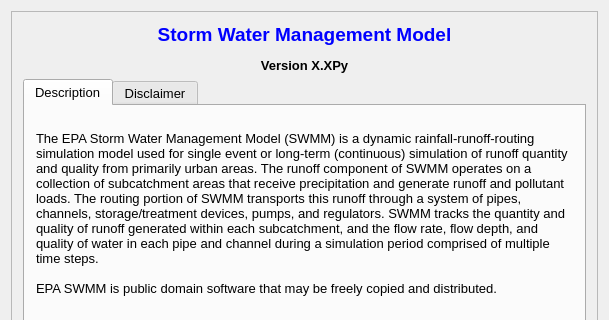
Above: src/ui/SWMM/frmAboutDesigner.ui from USEPA/SWMM-EPANET_User_Interface before the change; both pictures show x 0 to 609 and y 0 to 320 of the 609 by 465 pixel window. Below: the same form after it.
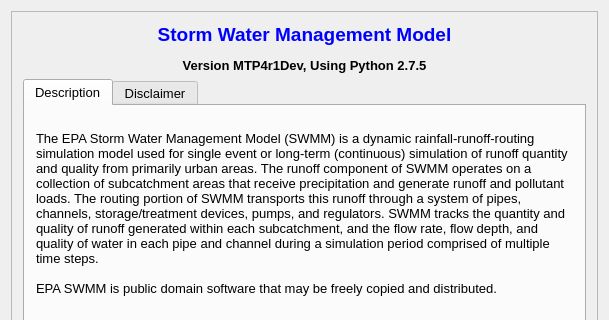
That is the form after the change.

Commit message: adding version number to about window

What changed in the file:
```diff
--- a/src/ui/SWMM/frmAboutDesigner.ui
+++ b/src/ui/SWMM/frmAboutDesigner.ui
@@ -32,7 +32,7 @@
        <item>
         <widget class="QLabel" name="lblSwmm">
          <property name="text">
-          <string>&lt;html&gt;&lt;head/&gt;&lt;body&gt;&lt;p align=&quot;center&quot;&gt;&lt;span style=&quot; font-size:14pt; font-weight:600; color:#0000ff;&quot;&gt;Storm Water Management Model&lt;/span&gt;&lt;/p&gt;&lt;p align=&quot;center&quot;&gt;&lt;span style=&quot; font-weight:600; color:#000000;&quot;&gt;Version X.XPy&lt;/span&gt;&lt;/p&gt;&lt;/body&gt;&lt;/html&gt;</string>
+          <string>&lt;html&gt;&lt;head/&gt;&lt;body&gt;&lt;p align=&quot;center&quot;&gt;&lt;span style=&quot; font-size:14pt; font-weight:600; color:#0000ff;&quot;&gt;Storm Water Management Model&lt;/span&gt;&lt;/p&gt;&lt;p align=&quot;center&quot;&gt;&lt;span style=&quot; font-weight:600; color:#000000;&quot;&gt;Version MTP4r1Dev, Using Python 2.7.5&lt;/span&gt;&lt;/p&gt;&lt;/body&gt;&lt;/html&gt;</string>
          </property>
         </widget>
        </item>
```
The commit also changes 3 other files.
